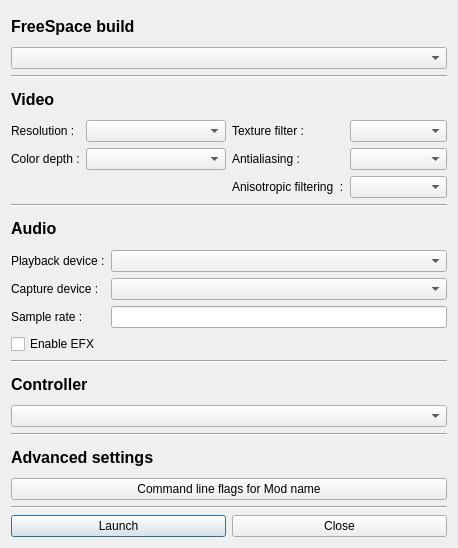
The window that ui/settings.ui (ngld/old-knossos) describes before a commit, drawn with Qt 5.
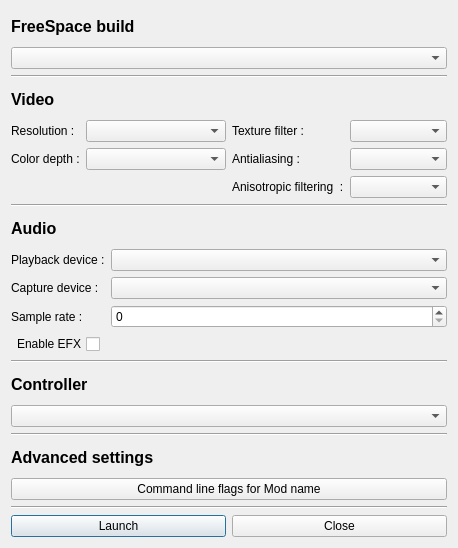
The same window after the commit.

Commit message: Better audio settings support

```diff
--- a/ui/settings.ui
+++ b/ui/settings.ui
@@ -173,16 +173,19 @@
        </property>
       </widget>
      </item>
-     <item row="2" column="1">
-      <widget class="QLineEdit" name="snd_samplerate"/>
-     </item>
      <item row="3" column="0">
       <widget class="QCheckBox" name="snd_efx">
+       <property name="layoutDirection">
+        <enum>Qt::RightToLeft</enum>
+       </property>
        <property name="text">
         <string>Enable EFX</string>
        </property>
       </widget>
      </item>
+     <item row="2" column="1">
+      <widget class="QSpinBox" name="snd_samplerate"/>
+     </item>
     </layout>
    </item>
    <item>
```
The commit also changes 10 other files.
